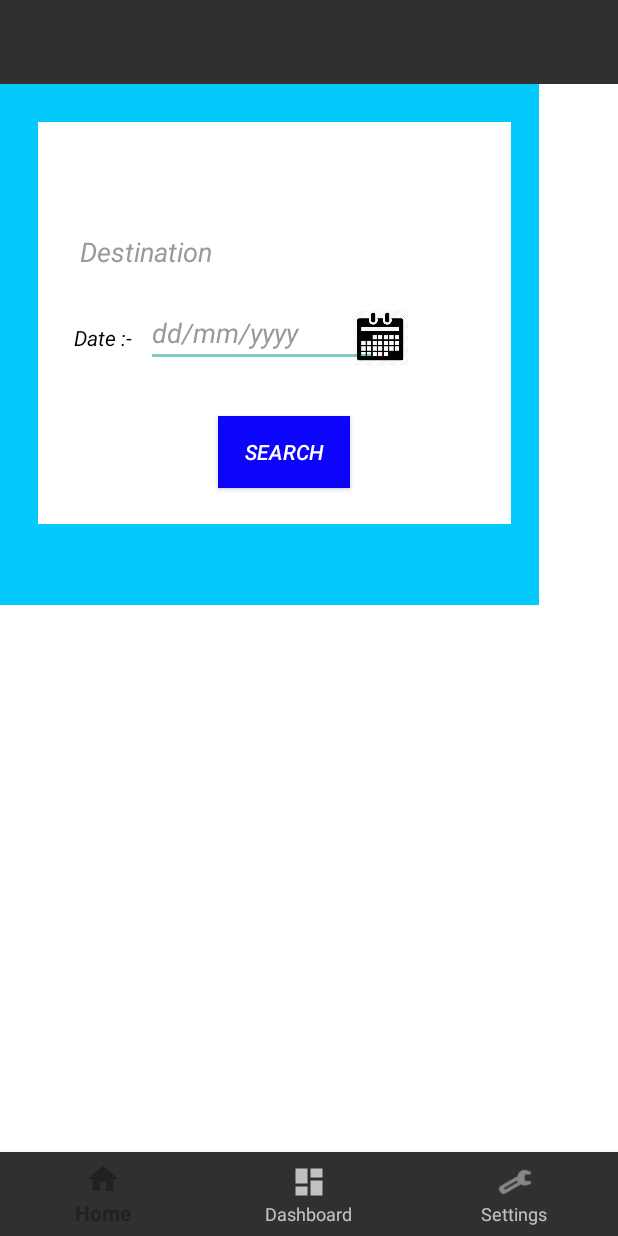
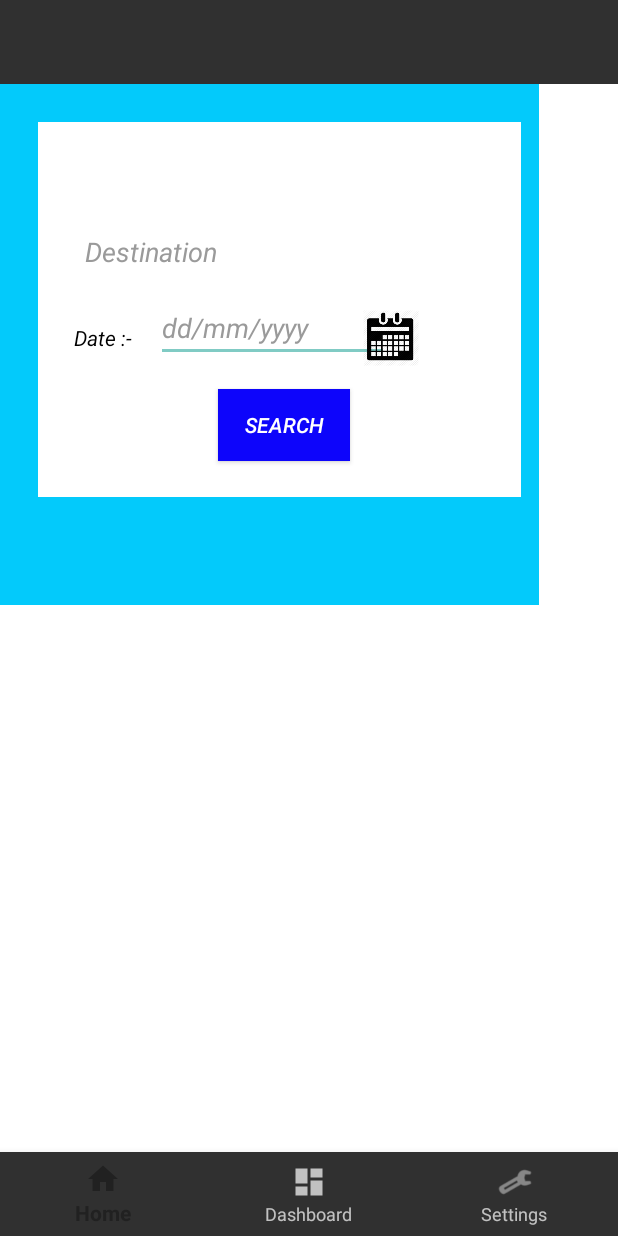
Before and after one commit to Sarathchandra-yr/RTA, an Android app: the HomeFragment screen opened directly, with no data from a screen before it, on a phone screen of 412 x 824 dp. Run offline under Robolectric (Android 15) with nearby library versions, the phone set to English and light mode, and no system bars; our stand-ins replace navigation-ui.

Commit message:
relative to linear layout

```diff
--- a/app/src/main/res/layout/fragment_home.xml
+++ b/app/src/main/res/layout/fragment_home.xml
@@ -21,8 +21,8 @@
         app:layout_constraintTop_toTopOf="parent">
 
         <androidx.constraintlayout.widget.ConstraintLayout
-            android:layout_width="315dp"
-            android:layout_height="268dp"
+            android:layout_width="322dp"
+            android:layout_height="250dp"
             android:layout_alignParentStart="true"
             android:layout_alignParentEnd="true"
             android:layout_alignParentBottom="true"
@@ -44,9 +44,9 @@
                 android:layout_alignParentBottom="true"
                 android:layout_marginStart="120dp"
                 android:layout_marginBottom="24dp"
+                android:background="#0D05FB"
+
                 android:text="Search"
-
-                android:background="#0D05FB"
                 android:textStyle="italic"
                 app:layout_constraintBottom_toBottomOf="parent"
                 app:layout_constraintStart_toStartOf="parent" />
@@ -82,10 +82,10 @@
                 android:layout_marginTop="64dp"
                 android:ems="20"
                 android:hint="Destination"
+                android:inputType="textPersonName"
                 android:textColor="@color/black"
+                android:textColorHint="#9A9A9A"
                 android:textStyle="italic"
-                android:inputType="textPersonName"
-                android:textColorHint="#9A9A9A"
                 app:layout_constraintEnd_toEndOf="parent"
                 app:layout_constraintHorizontal_bias="0.461"
                 app:layout_constraintStart_toStartOf="parent"
```
